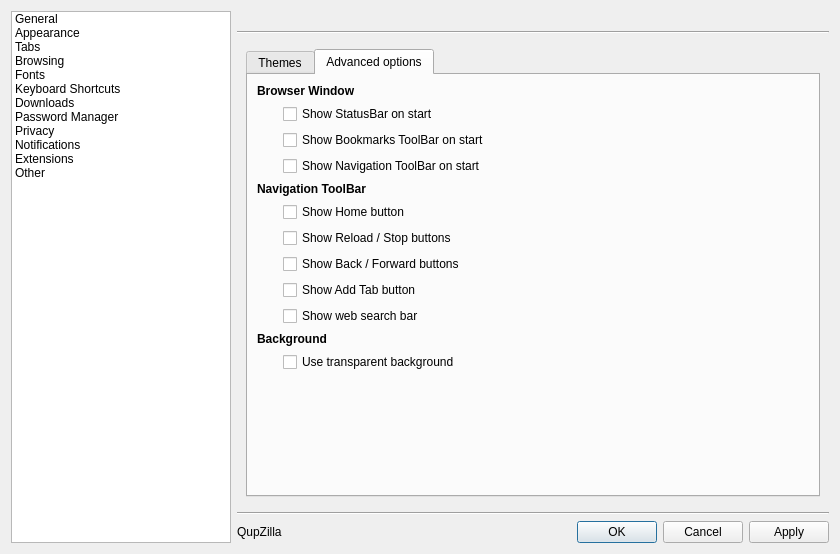
This is src/lib/preferences/preferences.ui in QupZilla/qupzilla as Qt 5 draws it before an edit. The edited form follows.
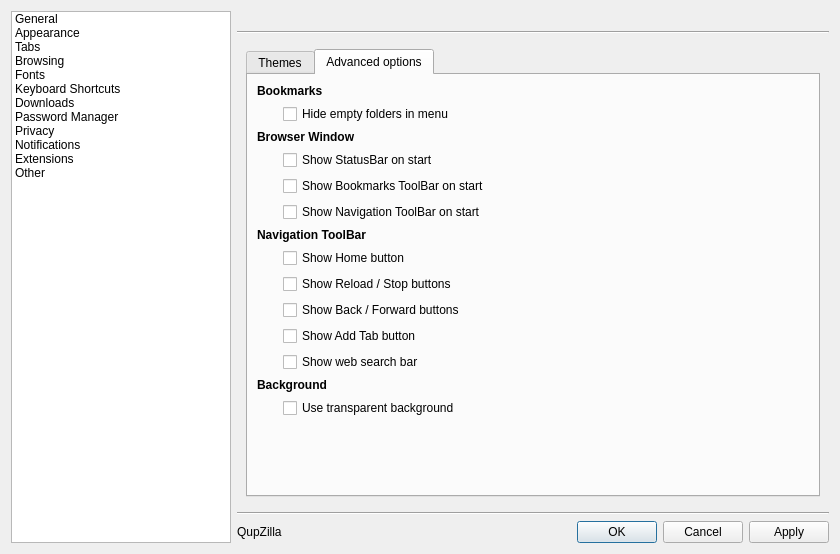
This is the edited form. The open tabs and pages were chosen to show the change. Custom widgets are drawn as their Qt base class.

Commit message: Hide empty bookmarks folder it menu

The edit to the form file:
```diff
--- a/src/lib/preferences/preferences.ui
+++ b/src/lib/preferences/preferences.ui
@@ -506,13 +506,27 @@
               </attribute>
               <layout class="QGridLayout" name="gridLayout_16">
                <item row="0" column="0" colspan="2">
+                <widget class="QLabel" name="label_66">
+                 <property name="text">
+                  <string>&lt;b&gt;Bookmarks&lt;/b&gt;</string>
+                 </property>
+                </widget>
+               </item>
+               <item row="1" column="1">
+                <widget class="QCheckBox" name="hideEmptyFoldersInMenu">
+                 <property name="text">
+                  <string>Hide empty folders in menu</string>
+                 </property>
+                </widget>
+               </item>
+               <item row="2" column="0" colspan="2">
                 <widget class="QLabel" name="label_18">
                  <property name="text">
                   <string>&lt;b&gt;Browser Window&lt;/b&gt;</string>
                  </property>
                 </widget>
                </item>
-               <item row="1" column="0">
+               <item row="3" column="0">
                 <spacer name="horizontalSpacer_8">
                  <property name="orientation">
                   <enum>Qt::Horizontal</enum>
@@ -528,20 +542,7 @@
                  </property>
                 </spacer>
                </item>
-               <item row="1" column="2">
-                <spacer name="horizontalSpacer_2">
-                 <property name="orientation">
-                  <enum>Qt::Horizontal</enum>
-                 </property>
-                 <property name="sizeHint" stdset="0">
-                  <size>
-                   <width>40</width>
-                   <height>20</height>
-                  </size>
-                 </property>
-                </spacer>
-               </item>
-               <item row="1" column="1">
+               <item row="3" column="1" colspan="2">
                 <layout class="QGridLayout" name="gridLayout_7">
                  <item row="0" column="0">
                   <widget class="QCheckBox" name="showStatusbar">
@@ -566,74 +567,87 @@
                  </item>
                 </layout>
                </item>
-               <item row="2" column="0" colspan="2">
+               <item row="3" column="3">
+                <spacer name="horizontalSpacer_2">
+                 <property name="orientation">
+                  <enum>Qt::Horizontal</enum>
+                 </property>
+                 <property name="sizeHint" stdset="0">
+                  <size>
+                   <width>40</width>
+                   <height>20</height>
+                  </size>
+                 </property>
+                </spacer>
+               </item>
+               <item row="4" column="0" colspan="2">
                 <widget class="QLabel" name="label_8">
                  <property name="text">
                   <string>&lt;b&gt;Navigation ToolBar&lt;/b&gt;</string>
                  </property>
                 </widget>
                </item>
-               <item row="3" column="1">
+               <item row="5" column="1">
                 <widget class="QCheckBox" name="showHome">
                  <property name="text">
                   <string>Show Home button</string>
                  </property>
                 </widget>
                </item>
-               <item row="5" column="1">
+               <item row="6" column="1" colspan="2">
+                <widget class="QCheckBox" name="showReloadStopButtons">
+                 <property name="text">
+                  <string>Show Reload / Stop buttons</string>
+                 </property>
+                </widget>
+               </item>
+               <item row="7" column="1" colspan="2">
                 <widget class="QCheckBox" name="showBackForward">
                  <property name="text">
                   <string>Show Back / Forward buttons</string>
                  </property>
                 </widget>
                </item>
-               <item row="9" column="0" colspan="2">
+               <item row="8" column="1">
+                <widget class="QCheckBox" name="showAddTabButton">
+                 <property name="text">
+                  <string>Show Add Tab button</string>
+                 </property>
+                </widget>
+               </item>
+               <item row="9" column="1">
+                <widget class="QCheckBox" name="showWebSearchBar">
+                 <property name="text">
+                  <string>Show web search bar</string>
+                 </property>
+                </widget>
+               </item>
+               <item row="10" column="0" colspan="2">
                 <widget class="QLabel" name="label_7">
                  <property name="text">
                   <string>&lt;b&gt;Background&lt;b/&gt;</string>
                  </property>
                 </widget>
                </item>
-               <item row="11" column="1">
-                <spacer name="verticalSpacer_12">
-                 <property name="orientation">
-                  <enum>Qt::Vertical</enum>
-                 </property>
-                 <property name="sizeHint" stdset="0">
-                  <size>
-                   <width>20</width>
-                   <height>40</height>
-                  </size>
-                 </property>
-                </spacer>
-               </item>
-               <item row="10" column="1">
+               <item row="11" column="1" colspan="2">
                 <widget class="QCheckBox" name="useTransparentBg">
                  <property name="text">
                   <string>Use transparent background</string>
                  </property>
                 </widget>
                </item>
-               <item row="7" column="1">
-                <widget class="QCheckBox" name="showWebSearchBar">
-                 <property name="text">
-                  <string>Show web search bar</string>
+               <item row="12" column="2">
+                <spacer name="verticalSpacer_12">
+                 <property name="orientation">
+                  <enum>Qt::Vertical</enum>
                  </property>
-                </widget>
-               </item>
-               <item row="6" column="1">
-                <widget class="QCheckBox" name="showAddTabButton">
-                 <property name="text">
-                  <string>Show Add Tab button</string>
+                 <property name="sizeHint" stdset="0">
+                  <size>
+                   <width>20</width>
+                   <height>40</height>
+                  </size>
                  </property>
-                </widget>
-               </item>
-               <item row="4" column="1">
-                <widget class="QCheckBox" name="showReloadStopButtons">
-                 <property name="text">
-                  <string>Show Reload / Stop buttons</string>
-                 </property>
-                </widget>
+                </spacer>
                </item>
               </layout>
              </widget>
```
Left out of the diff: 40 changed lines with no effect on the pictures. The commit also changes 6 other files.
